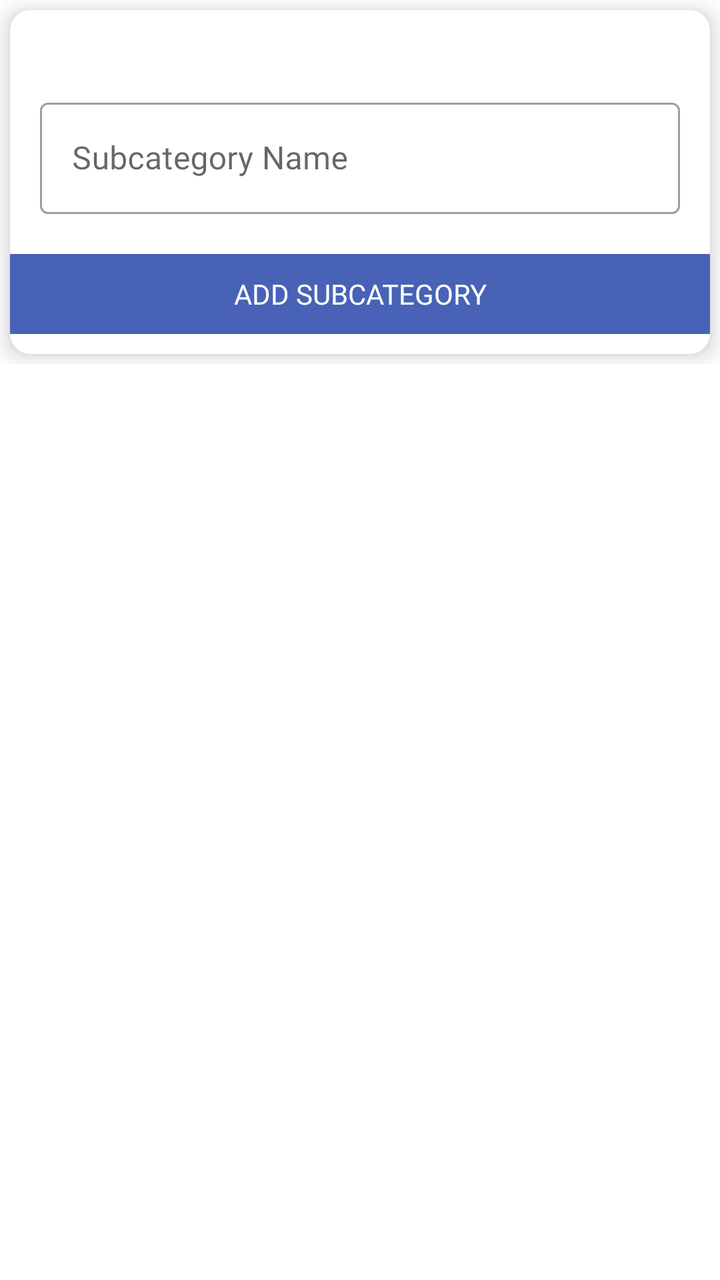
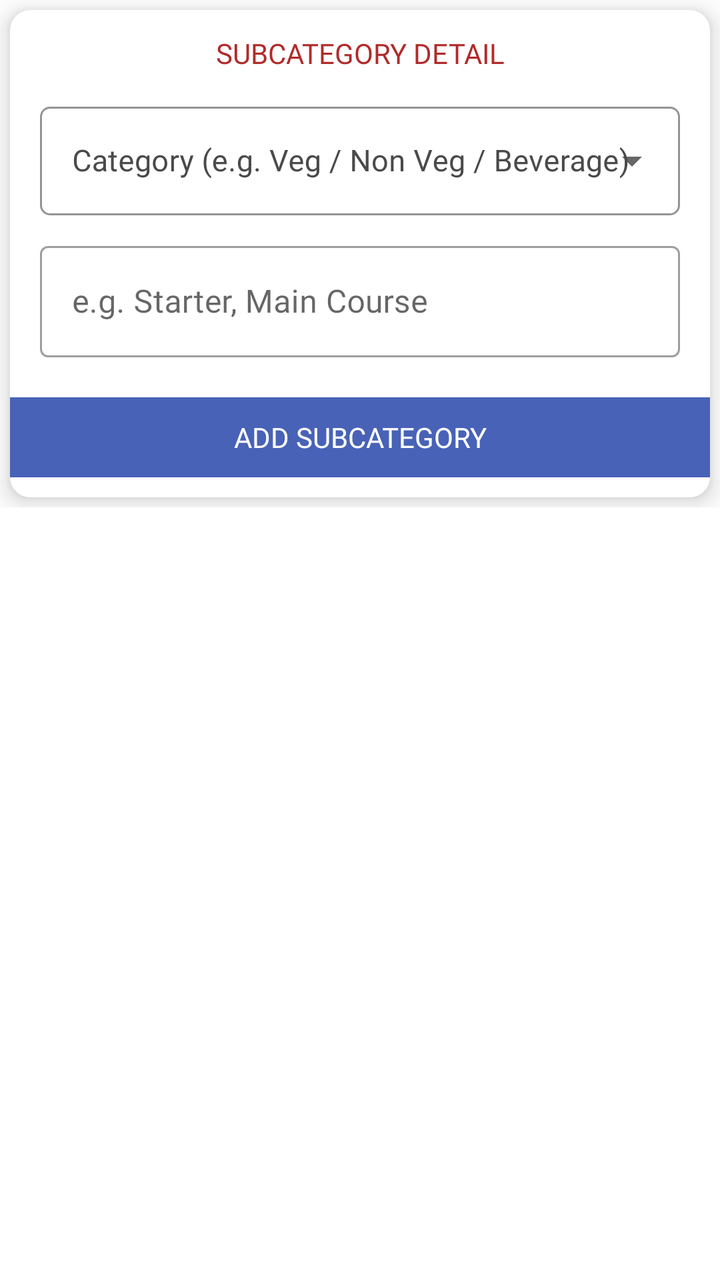

Before-and-after screenshots of an Android layout around one commit, followed by the original layout XML and the change that was made.
<!-- AndroidManifest.xml: application theme AppTheme -->
<!-- res/layout/fragment_add_customer_subcategory.xml -->
<?xml version="1.0" encoding="utf-8"?>
<LinearLayout xmlns:android="http://schemas.android.com/apk/res/android"
    xmlns:app="http://schemas.android.com/apk/res-auto"
    xmlns:tools="http://schemas.android.com/tools"
    android:layout_width="match_parent"
    android:layout_height="match_parent"
    android:orientation="vertical"
    tools:context=".Fragment.AddCustomerSubcategory">

    <androidx.core.widget.NestedScrollView
        android:layout_width="match_parent"
        android:layout_height="match_parent">

        <LinearLayout
            android:layout_width="match_parent"
            android:layout_height="wrap_content"
            android:orientation="vertical">

            <androidx.cardview.widget.CardView
                android:layout_width="match_parent"
                android:layout_height="wrap_content"
                android:layout_margin="5dp"
                app:cardCornerRadius="10dp"
                app:cardElevation="7dp">

                <LinearLayout
                    android:layout_width="match_parent"
                    android:layout_height="wrap_content"
                    android:orientation="vertical"
                    android:paddingBottom="10dp">

                    <TextView
                        android:id="@+id/categoryInfo"
                        android:layout_width="match_parent"
                        android:layout_height="wrap_content"
                        android:layout_marginTop="12dp"
                        android:fontFamily="@font/poppinsmedium"
                        android:gravity="center"
                        android:textColor="@color/black"
                        android:textSize="14sp" />

                    <com.google.android.material.textfield.TextInputLayout
                        style="@style/Widget.MaterialComponents.TextInputLayout.OutlinedBox"
                        android:layout_width="match_parent"
                        android:layout_height="wrap_content"
                        android:layout_marginStart="15dp"
                        android:layout_marginTop="10dp"
                        android:layout_marginEnd="15dp">

                        <com.google.android.material.textfield.TextInputEditText
                            android:id="@+id/subcategoryName"
                            android:layout_width="match_parent"
                            android:layout_height="wrap_content"
                            android:fontFamily="@font/poppinsregular"
                            android:hint="Subcategory Name"
                            android:inputType="textCapWords"
                            android:singleLine="true" />

                    </com.google.android.material.textfield.TextInputLayout>

                    <TextView
                        android:id="@+id/addSubcategory"
                        android:layout_width="match_parent"
                        android:layout_height="40dp"
                        android:layout_marginTop="20dp"
                        android:background="@color/colorPrimary"
                        android:fontFamily="@font/poppinsmedium"
                        android:gravity="center"
                        android:text="Add Subcategory"
                        android:textAllCaps="true"
                        android:textColor="@color/white" />

                </LinearLayout>

            </androidx.cardview.widget.CardView>

            <androidx.cardview.widget.CardView
                android:id="@+id/subcategoryListCardView"
                android:layout_width="match_parent"
                android:layout_height="wrap_content"
                android:layout_margin="5dp"
                android:visibility="gone"
                app:cardCornerRadius="5dp">

                <androidx.recyclerview.widget.RecyclerView
                    android:id="@+id/subcategoryRecyclerview"
                    android:layout_width="match_parent"
                    android:layout_height="wrap_content"
                    android:nestedScrollingEnabled="false"
                    android:padding="5dp" />

            </androidx.cardview.widget.CardView>

        </LinearLayout>

    </androidx.core.widget.NestedScrollView>

    <TextView
        android:id="@+id/noDataFound"
        android:layout_width="wrap_content"
        android:layout_height="wrap_content"
        android:layout_gravity="center"
        android:layout_marginTop="80dp"
        android:fontFamily="@font/poppinsmedium"
        android:gravity="center"
        android:text="No subcategories found"
        android:textColor="@color/black"
        android:visibility="gone" />

</LinearLayout>
<!-- resources referenced by this layout -->
<resources>
  <color name="black">#000</color>
  <color name="colorPrimary">#4862b7</color>
  <color name="white">#fff</color>
  <style name="AppTheme" parent="Theme.MaterialComponents.DayNight.NoActionBar">
          
          <item name="colorPrimary">@color/colorPrimary</item>
          <item name="colorPrimaryDark">@color/colorPrimary</item>
          <item name="colorAccent">@color/colorAccent</item>
          <item name="android:windowIsTranslucent">true</item>
          <item name="windowNoTitle">true</item>
          <item name="windowActionBar">false</item>
  
      </style>
  <color name="colorAccent">#000</color>
</resources>

<!-- the commit's change to res/layout/fragment_add_customer_subcategory.xml (unified diff, before → after) -->
@@ -30,14 +30,35 @@
                     android:paddingBottom="10dp">
 
                     <TextView
-                        android:id="@+id/categoryInfo"
                         android:layout_width="match_parent"
                         android:layout_height="wrap_content"
                         android:layout_marginTop="12dp"
-                        android:fontFamily="@font/poppinsmedium"
+                        android:fontFamily="@font/poppinsbold"
                         android:gravity="center"
-                        android:textColor="@color/black"
+                        android:text="SUBCATEGORY DETAIL"
+                        android:textColor="@color/textcolor"
                         android:textSize="14sp" />
+
+                    <com.google.android.material.textfield.TextInputLayout
+                        style="@style/CustomDropDownTilStyle"
+                        android:layout_width="match_parent"
+                        android:layout_height="wrap_content"
+                        android:layout_marginStart="15dp"
+                        android:layout_marginTop="12dp"
+                        android:layout_marginEnd="15dp"
+                        android:hint="Category (e.g. Veg / Non Veg / Beverage)">
+
+                        <AutoCompleteTextView
+                            android:id="@+id/categorySpinner"
+                            android:layout_width="match_parent"
+                            android:layout_height="wrap_content"
+                            android:focusable="false"
+                            android:fontFamily="@font/poppinsregular"
+                            android:inputType="none"
+                            android:singleLine="true"
+                            android:textSize="15sp" />
+
+                    </com.google.android.material.textfield.TextInputLayout>
 
                     <com.google.android.material.textfield.TextInputLayout
                         style="@style/Widget.MaterialComponents.TextInputLayout.OutlinedBox"
@@ -52,7 +73,7 @@
                             android:layout_width="match_parent"
                             android:layout_height="wrap_content"
                             android:fontFamily="@font/poppinsregular"
-                            android:hint="Subcategory Name"
+                            android:hint="e.g. Starter, Main Course"
                             android:inputType="textCapWords"
                             android:singleLine="true" />
 
<!-- resource entries referenced after the edit -->
@@ -2,7 +2,25 @@
 <resources>
   <color name="black">#000</color>
   <color name="colorPrimary">#4862b7</color>
+  <color name="textcolor">#b12b2a</color>
   <color name="white">#fff</color>
+  <style name="CustomDropDownTilStyle" parent="Widget.MaterialComponents.TextInputLayout.OutlinedBox.ExposedDropdownMenu">
+          <item name="android:layout_width">match_parent</item>
+          <item name="android:layout_height">wrap_content</item>
+          <item name="android:textColorHint">@color/light_black</item>
+          <item name="fontFamily">@font/poppinsregular</item>
+          <item name="android:textSize">15sp</item>
+          <item name="overlapAnchor">true</item>
+          <item name="hintTextColor">@color/colorAccent</item>
+          <item name="boxStrokeColor">@color/colorAccent</item>
+          <item name="colorControlNormal">@color/colorAccent</item>
+          <item name="colorControlActivated">@color/colorAccent</item>
+          <item name="colorControlHighlight">@color/colorAccent</item>
+          <item name="boxCornerRadiusBottomEnd">5dp</item>
+          <item name="boxCornerRadiusBottomStart">5dp</item>
+          <item name="boxCornerRadiusTopEnd">5dp</item>
+          <item name="boxCornerRadiusTopStart">5dp</item>
+      </style>
   <style name="AppTheme" parent="Theme.MaterialComponents.DayNight.NoActionBar">
           
           <item name="colorPrimary">@color/colorPrimary</item>
@@ -13,6 +31,7 @@
           <item name="windowActionBar">false</item>
   
       </style>
+  <color name="light_black">#4a4a4a</color>
   <color name="colorAccent">#000</color>
 </resources>
 
